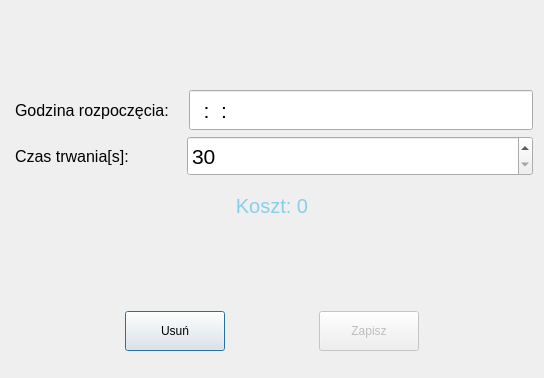
ZaluskiDominik/advertiser, file client/adeditordialog.ui: the form before one commit.
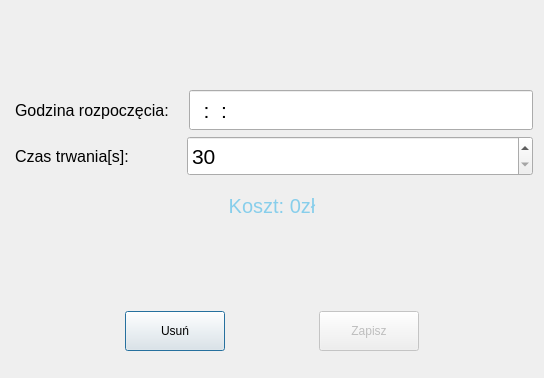
The form after the commit.

Diff of the .ui file:
```diff
--- a/client/adeditordialog.ui
+++ b/client/adeditordialog.ui
@@ -182,7 +182,7 @@
 margin-top 5px;</string>
      </property>
      <property name="text">
-      <string>Koszt: 0</string>
+      <string>Koszt: 0zł</string>
      </property>
      <property name="alignment">
       <set>Qt::AlignCenter</set>
```
Left out of the diff: 3 changed lines with no effect on the pictures.
